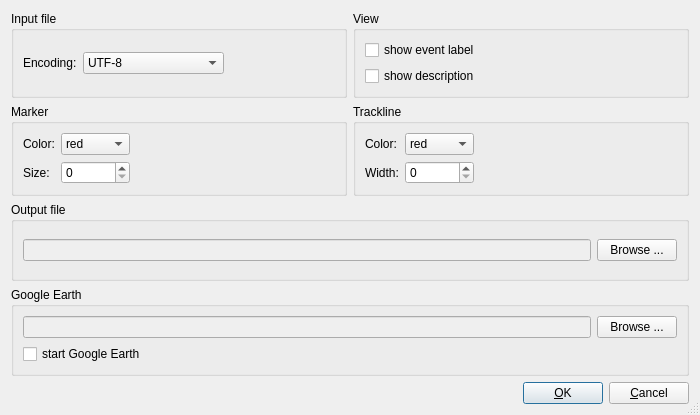
Before: the Qt Designer form trunk/Forms/GoogleEarthOptionsDialog/googleearthoptionsdialog.ui in pangaea-data-publisher/Pan2Applic, drawn with Qt 5.
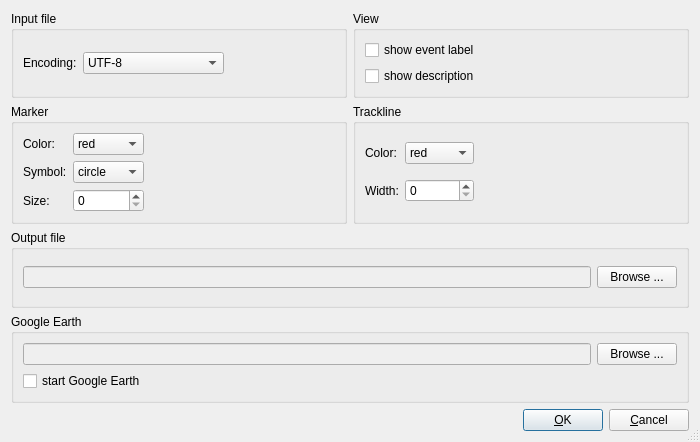
After: the same form once the commit is applied.

Commit message: Version 4.12 - IconSymbol for KML layer added

```diff
--- a/trunk/Forms/GoogleEarthOptionsDialog/googleearthoptionsdialog.ui
+++ b/trunk/Forms/GoogleEarthOptionsDialog/googleearthoptionsdialog.ui
@@ -7,7 +7,7 @@
     <x>0</x>
     <y>0</y>
     <width>700</width>
-    <height>415</height>
+    <height>442</height>
    </rect>
   </property>
   <property name="minimumSize">
@@ -153,13 +153,44 @@
        </spacer>
       </item>
       <item row="1" column="0">
+       <widget class="QLabel" name="label">
+        <property name="text">
+         <string>Symbol:</string>
+        </property>
+       </widget>
+      </item>
+      <item row="1" column="1">
+       <widget class="QComboBox" name="IconSymbol_comboBox">
+        <item>
+         <property name="text">
+          <string>circle</string>
+         </property>
+        </item>
+        <item>
+         <property name="text">
+          <string>square</string>
+         </property>
+        </item>
+        <item>
+         <property name="text">
+          <string>star</string>
+         </property>
+        </item>
+        <item>
+         <property name="text">
+          <string>triangle</string>
+         </property>
+        </item>
+       </widget>
+      </item>
+      <item row="2" column="0">
        <widget class="QLabel" name="label_3">
         <property name="text">
          <string>Size:</string>
         </property>
        </widget>
       </item>
-      <item row="1" column="1">
+      <item row="2" column="1">
        <widget class="QSpinBox" name="IconSize_spinBox">
         <property name="minimum">
          <number>0</number>
```
Left out of the diff: 5 changed lines with no effect on the pictures. The commit also changes 7 other files.
